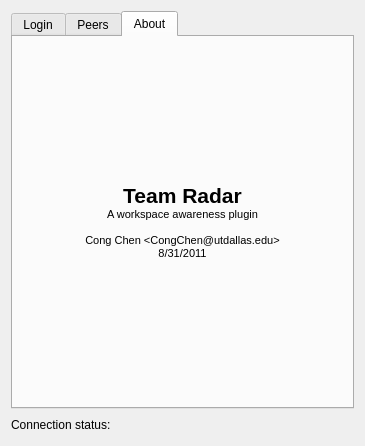
This is TeamRadarDlg.ui in congchenutd/teamradar as Qt 5 draws it before an edit. The edited form follows.
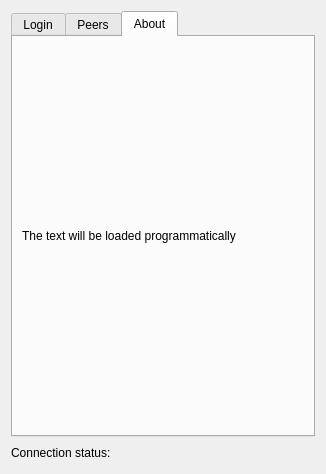
This is the edited form. The open tabs and pages were chosen to show the change. Icons and pictures are not drawn.

Commit message: + Store machine specific environment variables (IDE_SOURCE_TREE, IDE_BUILD_TREE) to EV.pri, included by TeamRadar.pro

What changed in the file:
```diff
--- a/TeamRadarDlg.ui
+++ b/TeamRadarDlg.ui
@@ -6,8 +6,8 @@
    <rect>
     <x>0</x>
     <y>0</y>
-    <width>365</width>
-    <height>446</height>
+    <width>326</width>
+    <height>474</height>
    </rect>
   </property>
   <property name="windowTitle">
@@ -148,15 +148,7 @@
        <item>
         <widget class="QLabel" name="labelAbout">
          <property name="text">
-          <string>&lt;!DOCTYPE HTML PUBLIC &quot;-//W3C//DTD HTML 4.0//EN&quot; &quot;http://www.w3.org/TR/REC-html40/strict.dtd&quot;&gt;
-&lt;html&gt;&lt;head&gt;&lt;meta name=&quot;qrichtext&quot; content=&quot;1&quot; /&gt;&lt;style type=&quot;text/css&quot;&gt;
-p, li { white-space: pre-wrap; }
-&lt;/style&gt;&lt;/head&gt;&lt;body style=&quot; font-family:'MS Shell Dlg 2'; font-size:7.85455pt; font-weight:400; font-style:normal;&quot;&gt;
-&lt;p align=&quot;center&quot; style=&quot; margin-top:0px; margin-bottom:0px; margin-left:0px; margin-right:0px; -qt-block-indent:0; text-indent:0px;&quot;&gt;&lt;span style=&quot; font-size:16pt; font-weight:600;&quot;&gt;Team Radar&lt;/span&gt;&lt;/p&gt;
-&lt;p align=&quot;center&quot; style=&quot; margin-top:0px; margin-bottom:0px; margin-left:0px; margin-right:0px; -qt-block-indent:0; text-indent:0px;&quot;&gt;&lt;span style=&quot; font-size:8pt;&quot;&gt;A workspace awareness plugin&lt;/span&gt;&lt;/p&gt;
-&lt;p align=&quot;center&quot; style=&quot;-qt-paragraph-type:empty; margin-top:0px; margin-bottom:0px; margin-left:0px; margin-right:0px; -qt-block-indent:0; text-indent:0px; font-size:8pt;&quot;&gt;&lt;/p&gt;
-&lt;p align=&quot;center&quot; style=&quot; margin-top:0px; margin-bottom:0px; margin-left:0px; margin-right:0px; -qt-block-indent:0; text-indent:0px;&quot;&gt;&lt;span style=&quot; font-size:8pt;&quot;&gt;Cong Chen &amp;lt;CongChen@utdallas.edu&amp;gt;&lt;/span&gt;&lt;/p&gt;
-&lt;p align=&quot;center&quot; style=&quot; margin-top:0px; margin-bottom:0px; margin-left:0px; margin-right:0px; -qt-block-indent:0; text-indent:0px;&quot;&gt;&lt;span style=&quot; font-size:8pt;&quot;&gt;8/31/2011&lt;/span&gt;&lt;/p&gt;&lt;/body&gt;&lt;/html&gt;</string>
+          <string>The text will be loaded programmatically</string>
          </property>
         </widget>
        </item>
@@ -173,6 +165,13 @@
        </property>
       </widget>
      </item>
+     <item>
+      <widget class="QLabel" name="labelLight">
+       <property name="pixmap">
+        <pixmap resource="Resources.qrc">:/Images/Red.png</pixmap>
+       </property>
+      </widget>
+     </item>
      <item>
       <spacer name="horizontalSpacer">
        <property name="orientation">
@@ -186,13 +185,6 @@
        </property>
       </spacer>
      </item>
-     <item>
-      <widget class="QLabel" name="labelLight">
-       <property name="pixmap">
-        <pixmap resource="Resources.qrc">:/Images/Red.png</pixmap>
-       </property>
-      </widget>
-     </item>
     </layout>
    </item>
   </layout>
```
The commit also changes 4 other files.
